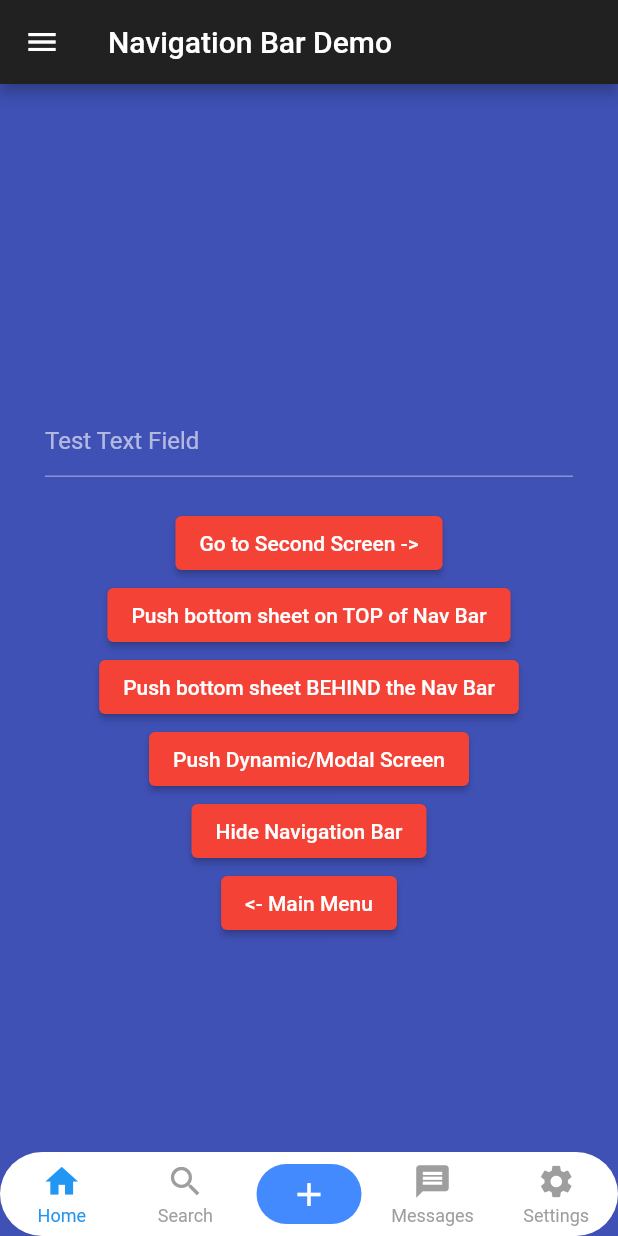
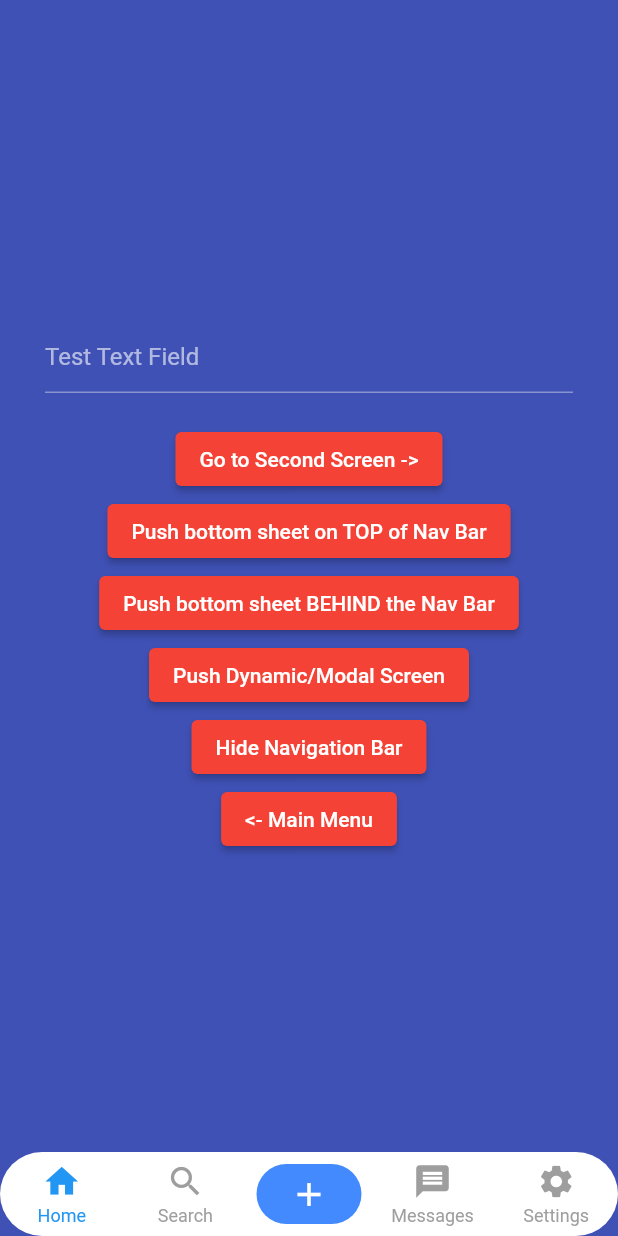
Before and after one commit to paladev/tennis-flutter, a Flutter app: the ProvidedStylesExample screen opened directly, on a phone screen of 412 x 824 dp. Run offline on Flutter 3.47's test engine with Material 2 defaults, Android fonts, the phone set to English and light mode, and no system bars; drawn by our look-alikes of persistent_bottom_nav_bar; our stand-ins replace bloc, equatable, flutter_bloc, hexcolor, sqflite; accounts and stored records are empty.

Commit message:
Fix club screen

```diff
--- a/lib/home/custom-widget-tabs.widget.dart
+++ b/lib/home/custom-widget-tabs.widget.dart
@@ -130,17 +130,17 @@ class _ProvidedStylesExampleState extends State<ProvidedStylesExample> {
   @override
   Widget build(BuildContext context) {
     return Scaffold(
-      appBar: AppBar(title: const Text('Navigation Bar Demo')),
-      drawer: Drawer(
-        child: Center(
-          child: Column(
-            mainAxisAlignment: MainAxisAlignment.center,
-            children: <Widget>[
-              const Text('This is the Drawer'),
-            ],
-          ),
-        ),
-      ),
+      // appBar: AppBar(title: const Text('Navigation Bar Demo')),
+      // drawer: Drawer(
+      //   child: Center(
+      //     child: Column(
+      //       mainAxisAlignment: MainAxisAlignment.center,
+      //       children: <Widget>[
+      //         const Text('This is the Drawer'),
+      //       ],
+      //     ),
+      //   ),
+      // ),
       body: PersistentTabView(
         context,
         controller: _controller,
--- a/lib/home/screens/addgame/addgame.dart
+++ b/lib/home/screens/addgame/addgame.dart
@@ -6,12 +6,12 @@ import 'package:bloc_login/bloc/tournaments/tournaments_state.dart';
 import 'package:flutter_bloc/flutter_bloc.dart';
 import 'package:bloc_login/model/tournament_model.dart';
 
-class MainScreen56 extends StatefulWidget {
+class ClubsListScreen extends StatefulWidget {
   @override
-  _MainScreen56State createState() => _MainScreen56State();
+  _ClubsListScreenState createState() => _ClubsListScreenState();
 }
 
-class _MainScreen56State extends State<MainScreen56> {
+class _ClubsListScreenState extends State<ClubsListScreen> {
   TournamentsBloc tournamentsBloc;
 
   @override
@@ -28,6 +28,7 @@ class _MainScreen56State extends State<MainScreen56> {
         builder: (context) {
           return Material(
             child: Scaffold(
+              appBar: AppBar(title: const Text('Counter')),
               // appBar: AppBar(
               //   title: Text("Cricket"),
               //   actions: <Widget>[
--- a/lib/home/screens/addgame/addgame_page.dart
+++ b/lib/home/screens/addgame/addgame_page.dart
@@ -1,11 +1,9 @@
 import 'package:bloc_login/home/screens/addgame/addgame.dart';
-import 'package:bloc_login/model/tournament_model.dart';
 import 'package:bloc_login/repository/tournaments_repository.dart';
 import 'package:flutter/material.dart';
 import 'package:flutter_bloc/flutter_bloc.dart';
 import 'package:bloc_login/bloc/tournaments/tournaments_bloc.dart';
-import 'package:bloc_login/bloc/tournaments/tournaments_event.dart';
-import 'package:bloc_login/bloc/tournaments/tournaments_state.dart';
+
 
 class ClubsScreen extends StatelessWidget {
   @override
@@ -13,7 +11,7 @@ class ClubsScreen extends StatelessWidget {
     return MaterialApp(
       home: BlocProvider(
         create: (BuildContext context) => TournamentsBloc(repository: TournamentsRepository()),
-        child: MainScreen56(),
+        child: ClubsListScreen(),
       ),
     );
   }
```
